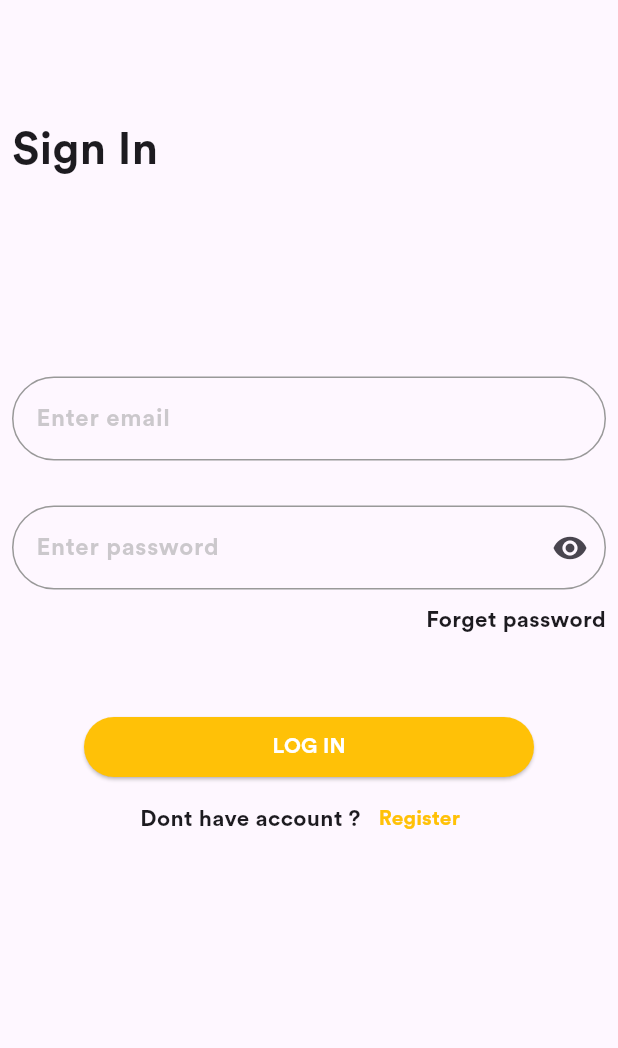
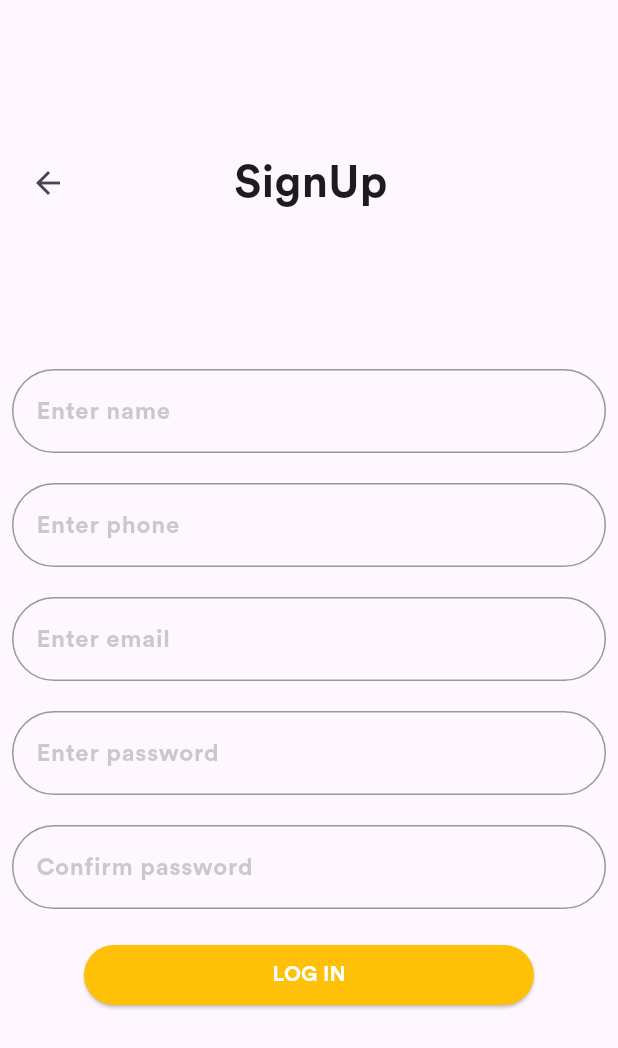
Before and after one commit to Azeemmtk/ALIF_ELECTRONICS, a Flutter app: the screen it shows after launch, after a tap on "Register", on a phone screen of 412 x 824 dp. Shown: the top 1048 px of the screen. Run offline on Flutter 3.47's test engine with Material 3 defaults, Android fonts, the phone set to English and light mode, and no system bars.

Commit message:
login latest1

```diff
--- a/lib/module/auth/customer_reistration.dart
+++ b/lib/module/auth/customer_reistration.dart
@@ -0,0 +1,82 @@
+import 'package:alif_electronics/module/auth/login_page.dart';
+import 'package:alif_electronics/widgets/custom_button.dart';
+import 'package:alif_electronics/widgets/custom_text_field.dart';
+import 'package:flutter/material.dart';
+
+class Customer_reg extends StatelessWidget {
+  Customer_reg({super.key});
+
+  final _nameController = TextEditingController();
+  final _phoneController = TextEditingController();
+  final _emailController = TextEditingController();
+  final _passwordController = TextEditingController();
+  final _confirmController = TextEditingController();
+
+  @override
+  Widget build(BuildContext context) {
+    return Scaffold(
+      body:
+      SingleChildScrollView(
+        child: Padding(
+          padding: const EdgeInsets.all(8.0),
+          child: Column(
+            crossAxisAlignment: CrossAxisAlignment.start,
+            children: [
+              const SizedBox(
+                height: 90,
+              ),
+              Row(
+                children: [
+                  IconButton(
+                      onPressed: () {
+                        Navigator.push(context,
+                            MaterialPageRoute(builder: (context) => loginpage()));
+                      },
+                      icon: const Icon(Icons.arrow_back)),
+                  const SizedBox(
+                    width: 100,
+                  ),
+                  const Text("SignUp",
+                      style: TextStyle(
+                        fontFamily: 'circular_bold',
+                        fontSize: 30,
+                      )),
+                ],
+              ),
+              const SizedBox(
+                height: 100,
+              ),
+              CustomTextField(
+                  controller: _nameController, hintText: "Enter name"),
+              const SizedBox(
+                height: 20,
+              ),
+              CustomTextField(
+                  controller: _phoneController, hintText: "Enter phone"),
+              const SizedBox(
+                height: 20,
+              ),
+              CustomTextField(
+                  controller: _emailController, hintText: "Enter email"),
+              const SizedBox(
+                height: 20,
+              ),
+              CustomTextField(
+                  controller: _passwordController, hintText: "Enter password"),
+              const SizedBox(
+                height: 20,
+              ),
+              CustomTextField(
+                  controller: _phoneController, hintText: "Confirm password"),
+              const SizedBox(height: 20,),
+              Center(
+                child: SizedBox(width: 300,
+                    child: custom_button()),
+              )
+            ],
+          ),
+        ),
+      ),
+    );
+  }
+}
--- a/lib/module/auth/login_page.dart
+++ b/lib/module/auth/login_page.dart
@@ -1,5 +1,6 @@
 import 'dart:ui';
 
+import 'package:alif_electronics/module/auth/customer_reistration.dart';
 import 'package:flutter/cupertino.dart';
 import 'package:flutter/material.dart';
 import 'package:flutter/painting.dart';
@@ -26,16 +27,18 @@ class loginpage extends StatelessWidget {
           const SizedBox(
             height: 70,
           ),
-          const Text(
+           const Text(
             "Sign In",
             style: TextStyle(fontFamily: 'circular_bold', fontSize: 30),
           ),
           const SizedBox(
             height: 130,
           ),
-          CustomTextField(
-            controller: _emailCntroller,
-            hintText: "Enter email",
+          Container(
+            child: CustomTextField(
+              controller: _emailCntroller,
+              hintText: "Enter email",
+            ),
           ),
           const SizedBox(
             height: 30,
@@ -75,7 +78,9 @@ class loginpage extends StatelessWidget {
                 ),
               ),
               TextButton(
-                  onPressed: () {},
+                  onPressed: () {
+                    Navigator.push(context, MaterialPageRoute(builder: (context) =>  Customer_reg())  );
+                  },
                   child: const Text("Register",
                       style: TextStyle(color: Colors.amber)))
             ],
--- a/lib/widgets/custom_text_field.dart
+++ b/lib/widgets/custom_text_field.dart
@@ -21,6 +21,9 @@ class CustomTextField extends StatelessWidget {
               borderRadius: BorderRadius.all(Radius.circular(40)),
               borderSide: BorderSide(color: CupertinoColors.inactiveGray)),
           hintText: hintText,
+          focusedBorder: OutlineInputBorder(
+              borderSide: BorderSide(color: CupertinoColors.activeBlue),
+              borderRadius: BorderRadius.all(Radius.circular(40))),
           suffixIcon: suffixicon,
           hintStyle:
               TextStyle(color: CupertinoColors.inactiveGray.withOpacity(0.5))),
```
